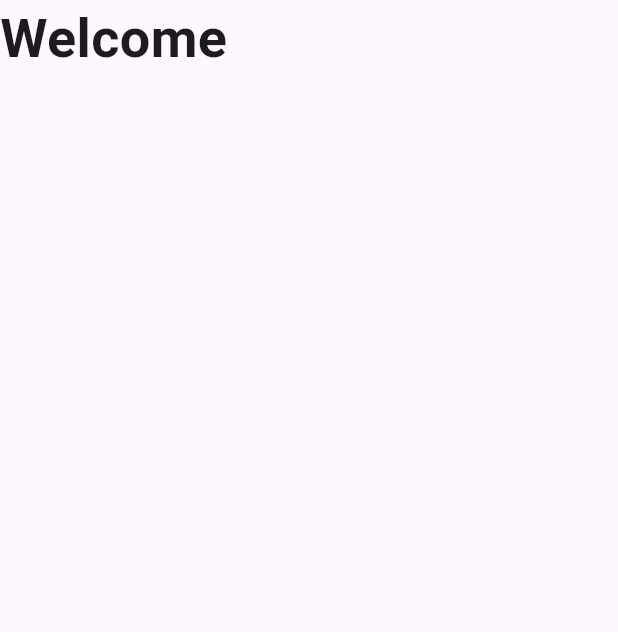
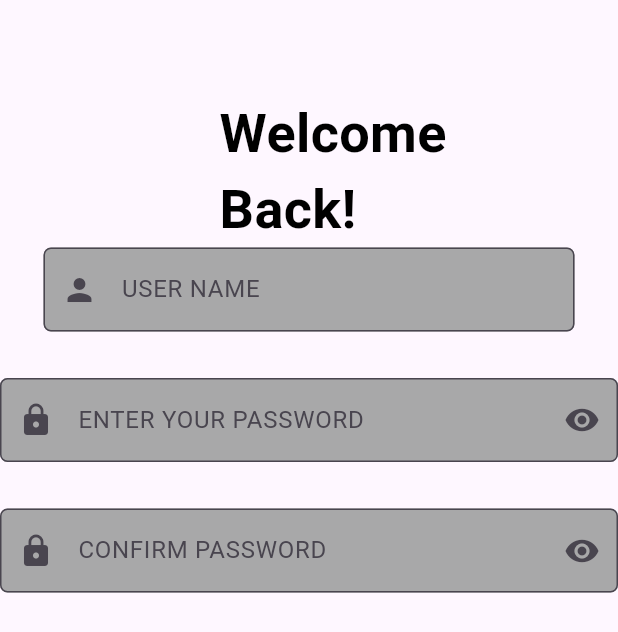
Before and after one commit to aaadhi07/flutter_dice, a Flutter app: the LoginScreen screen opened directly, on a phone screen of 412 x 824 dp. Shown: the top 632 px of the screen. Run offline on Flutter 3.47's test engine with Material 3 defaults, Android fonts, the phone set to English and light mode, and no system bars; our stand-ins replace google_fonts.

Commit message:
loginscreen

```diff
--- a/lib/view/login_screen/login_screen.dart
+++ b/lib/view/login_screen/login_screen.dart
@@ -1,5 +1,6 @@
 import 'package:flutter/material.dart';
 import 'package:flutter/widgets.dart';
+import 'package:flutter_dice/utlits/color_const.dart';
 
 class LoginScreen extends StatefulWidget {
   const LoginScreen({super.key});
@@ -13,9 +14,36 @@ class _LoginScreenState extends State<LoginScreen> {
   Widget build(BuildContext context) {
     return Scaffold(
       body: Column(
-        mainAxisAlignment: MainAxisAlignment.start,
         children: [
-          Text("Welcome",style:TextStyle(fontWeight: FontWeight.bold,fontSize: 36) ,)
+          Padding(
+            padding: const EdgeInsets.only(top: 63,left: 32),
+            child: Container(child:
+             Column(
+              crossAxisAlignment: CrossAxisAlignment.start,
+               children: [
+                 Text("Welcome",style:TextStyle(
+                  fontWeight: FontWeight.bold,
+                  fontSize: 36,
+                  color: ColorConst.BLACK) ,),
+                  Text("Back!",style:TextStyle(
+                    fontWeight: FontWeight.bold,
+                    fontSize: 36,
+                    color: ColorConst.BLACK) ,),
+               ],
+             )),
+          ),
+          Padding(
+            padding: const EdgeInsets.only(right: 29,left: 29),
+            child: TextField(decoration: InputDecoration(prefixIcon: Icon(Icons.person),filled:true, fillColor: ColorConst.GREYSHADE1,hintText: 'USER NAME',
+            border: OutlineInputBorder(borderRadius: BorderRadius.circular(5))),),
+          ),
+          SizedBox(height: 31,),
+          TextField(decoration: InputDecoration(prefixIcon: Icon(Icons.lock),suffixIcon: Icon(Icons.remove_red_eye),filled:true, fillColor: ColorConst.GREYSHADE1,hintText: 'ENTER YOUR PASSWORD',
+          border: OutlineInputBorder(borderRadius: BorderRadius.circular(5))),),
+          SizedBox(height: 31,),
+          TextField(decoration: InputDecoration(prefixIcon: Icon(Icons.lock),suffixIcon: Icon(Icons.remove_red_eye),filled:true, fillColor: ColorConst.GREYSHADE1,hintText: 'CONFIRM PASSWORD',
+          border: OutlineInputBorder(borderRadius: BorderRadius.circular(5))),)
+
         ],
       ),
     );
```
Also changed, not shown: lib/view/onboarding_screen/onboarding_screen.dart (+30 -6 lines).
